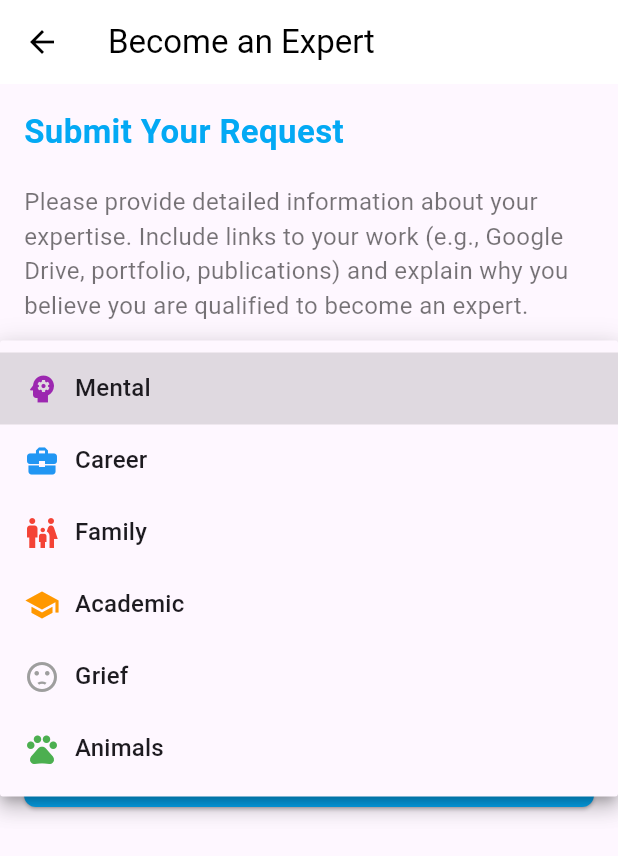
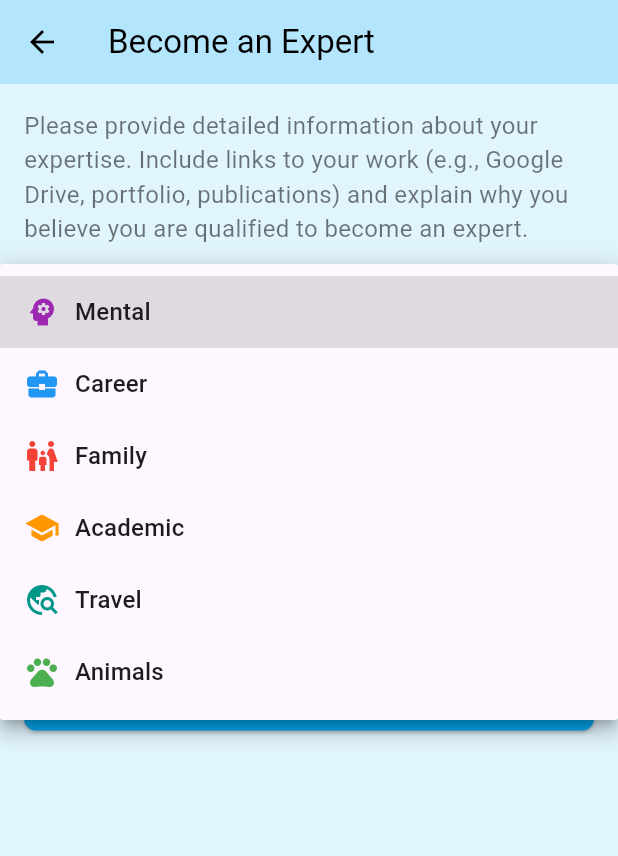
Before and after one commit to bpasic1/Counseling-Flutter-Project, a Flutter app: the BecomeExpertScreen screen opened directly, after a tap on "Select Category", on a phone screen of 412 x 824 dp. Shown: the top 856 px of the screen. Run offline on Flutter 3.47's test engine with Material 3 defaults, Android fonts, the phone set to English and light mode, and no system bars; our stand-ins replace cloud_firestore, firebase_analytics, firebase_auth, firebase_core, firebase_messaging, firebase_storage and 1 more; missing offline and left inert: firebase_app_check; accounts and stored records are empty.

Commit message:
UI/UX improved.

```diff
--- a/counseling_flutter_app/lib/screens/become_expert_screen.dart
+++ b/counseling_flutter_app/lib/screens/become_expert_screen.dart
@@ -22,11 +22,7 @@ class _BecomeExpertScreenState extends State<BecomeExpertScreen> {
     {'name': 'Career', 'color': Colors.blue, 'icon': Icons.business_center},
     {'name': 'Family', 'color': Colors.red, 'icon': Icons.family_restroom},
     {'name': 'Academic', 'color': Colors.orange, 'icon': Icons.school},
-    {
-      'name': 'Grief',
-      'color': Colors.grey,
-      'icon': Icons.sentiment_dissatisfied
-    },
+    {'name': 'Travel', 'color': Colors.teal, 'icon': Icons.travel_explore},
     {'name': 'Animals', 'color': Colors.green, 'icon': Icons.pets},
   ];
 
@@ -104,12 +100,13 @@ class _BecomeExpertScreenState extends State<BecomeExpertScreen> {
   Widget build(BuildContext context) {
     return Scaffold(
       appBar: AppBar(
+        backgroundColor: Colors.lightBlue.shade100,
         title: const Text('Become an Expert'),
       ),
+      backgroundColor: Colors.lightBlue.shade50,
       body: _isLoading
           ? Center(
-              child:
-                  CircularProgressIndicator(), // Show a loader while checking
+              child: CircularProgressIndicator(),
             )
           : _hasPendingRequest
               ? Center(
@@ -119,7 +116,7 @@ class _BecomeExpertScreenState extends State<BecomeExpertScreen> {
                       mainAxisAlignment: MainAxisAlignment.center,
                       children: const [
                         Icon(Icons.hourglass_empty,
-                            size: 100, color: Colors.orange),
+                            size: 100, color: Colors.lightBlue),
                         SizedBox(height: 20),
                         Text(
                           'Your request is being processed.\nPlease wait for the administrator\'s decision.',
@@ -137,14 +134,14 @@ class _BecomeExpertScreenState extends State<BecomeExpertScreen> {
                     child: Column(
                       crossAxisAlignment: CrossAxisAlignment.start,
                       children: [
-                        const Text(
+                        /* const Text(
                           'Submit Your Request',
                           style: TextStyle(
                               fontSize: 22,
                               fontWeight: FontWeight.bold,
                               color: Colors.lightBlue),
                         ),
-                        const SizedBox(height: 20),
+                        const SizedBox(height: 20), */
                         const Text(
                           'Please provide detailed information about your expertise. '
                           'Include links to your work (e.g., Google Drive, portfolio, publications) and explain why you believe you are qualified to become an expert.',
--- a/counseling_flutter_app/lib/screens/chats_screen.dart
+++ b/counseling_flutter_app/lib/screens/chats_screen.dart
@@ -8,6 +8,7 @@ class ChatsScreen extends StatelessWidget {
   Widget build(BuildContext context) {
     return Scaffold(
       appBar: AppBar(
+        backgroundColor: Colors.lightBlue.shade100,
         title: const Text('Chats'),
       ),
       body: const SingleChatTab(),
--- a/counseling_flutter_app/lib/screens/main_and_profile_screens/profile_screen.dart
+++ b/counseling_flutter_app/lib/screens/main_and_profile_screens/profile_screen.dart
@@ -21,6 +21,7 @@ class ProfileScreen extends StatelessWidget {
     return Scaffold(
       backgroundColor: Colors.lightBlue.shade50,
       appBar: AppBar(
+        backgroundColor: Colors.lightBlue.shade100,
         title: const Text('Profile'),
       ),
       body: Center(
--- a/counseling_flutter_app/lib/screens/request_screen.dart
+++ b/counseling_flutter_app/lib/screens/request_screen.dart
@@ -23,7 +23,7 @@ class RequestsScreen extends StatelessWidget {
     'Career': Icons.business_center,
     'Family': Icons.family_restroom,
     'Academic': Icons.school,
-    'Grief': Icons.sentiment_dissatisfied,
+    'Travel': Icons.travel_explore,
     'Animals': Icons.pets,
   };
 
@@ -32,7 +32,7 @@ class RequestsScreen extends StatelessWidget {
     'Career': Colors.blue,
     'Family': Colors.red,
     'Academic': Colors.orange,
-    'Grief': Colors.grey,
+    'Travel': Colors.teal,
     'Animals': Colors.green,
   };
 
--- a/counseling_flutter_app/lib/screens/select_category_screen.dart
+++ b/counseling_flutter_app/lib/screens/select_category_screen.dart
@@ -8,11 +8,7 @@ class SelectCategoryScreen extends StatelessWidget {
     {'name': 'Career', 'color': Colors.blue, 'icon': Icons.business_center},
     {'name': 'Family', 'color': Colors.red, 'icon': Icons.family_restroom},
     {'name': 'Academic', 'color': Colors.orange, 'icon': Icons.school},
-    {
-      'name': 'Grief',
-      'color': Colors.grey,
-      'icon': Icons.sentiment_dissatisfied
-    },
+    {'name': 'Travel', 'color': Colors.teal, 'icon': Icons.travel_explore},
     {'name': 'Animals', 'color': Colors.green, 'icon': Icons.pets},
   ];
 
--- a/counseling_flutter_app/lib/screens/select_expert_screen.dart
+++ b/counseling_flutter_app/lib/screens/select_expert_screen.dart
@@ -107,13 +107,14 @@ class ExpertList extends StatelessWidget {
                     expertName,
                     style: TextStyle(
                       fontWeight: FontWeight.bold,
+                      color: Colors.white,
                       fontSize: 18,
                     ),
                   ),
                   subtitle: Text(
                     expertData['information'] ??
                         'No bio available', // Replace with available field if you have it
-                    style: TextStyle(color: Colors.grey[600]),
+                    style: TextStyle(color: Colors.white70),
                   ),
                   leading: CircleAvatar(
                     backgroundColor: Colors.grey[300],
--- a/counseling_flutter_app/pubspec.yaml
+++ b/counseling_flutter_app/pubspec.yaml
@@ -73,6 +73,7 @@ flutter:
   # To add assets to your application, add an assets section, like this:
   assets:
     - assets/counsle1.png
+    - assets/pozadina.jpg
     - assets/counsle2.png
     - assets/counsle3.png
   #   - images/a_dot_burr.jpeg
```
Also changed, not shown: counseling_flutter_app/lib/screens/chat_screen.dart (+27 -3 lines), counseling_flutter_app/lib/screens/main_and_profile_screens/main_application_screen.dart (+9 -1 lines), counseling_flutter_app/lib/widgets/chat_card.dart (+7 -7 lines), counseling_flutter_app/lib/widgets/message_chat_bubble.dart (+14 -18 lines), counseling_flutter_app/lib/widgets/single_chat_tab.dart (+38 -27 lines), counseling_flutter_app/assets/pozadina.jpg (added).
